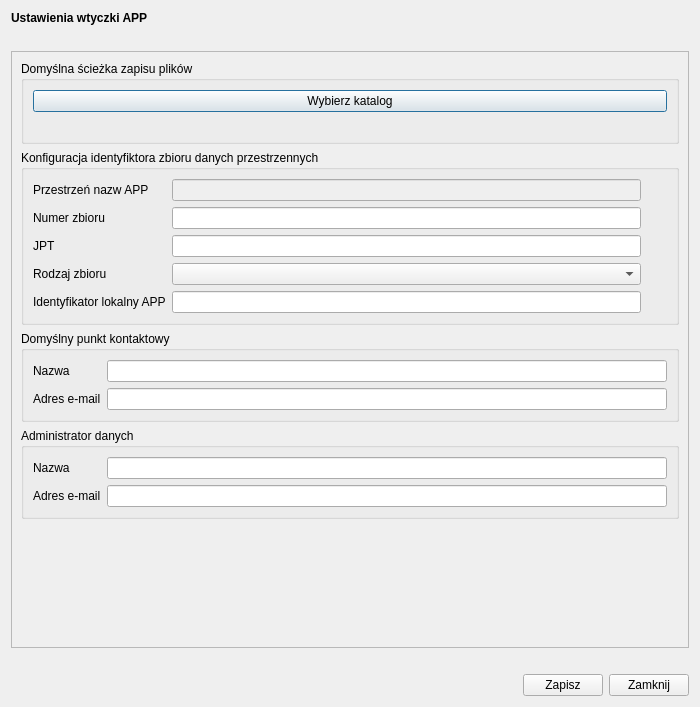
This is modules/settings/views/ui/ustawienia_dialog_base.ui in CyfryzacjaAPP/wtyczka_qgis_app_2 as Qt 5 draws it before an edit. The edited form follows.
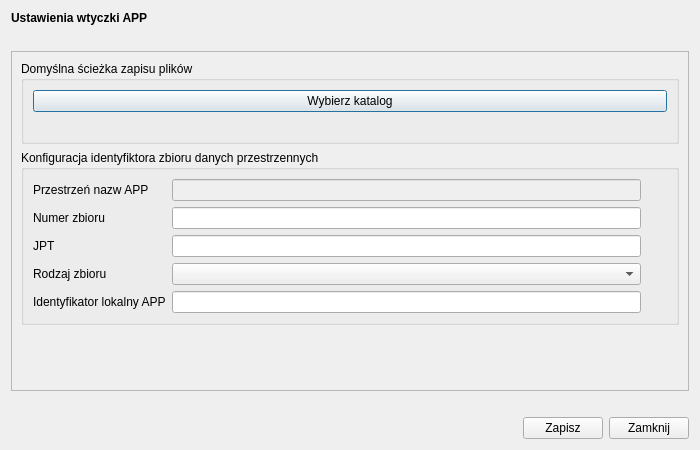
This is the edited form. Icons and pictures are not drawn. Custom widgets are drawn as their Qt base class.

What changed in the file:
```diff
--- a/modules/settings/views/ui/ustawienia_dialog_base.ui
+++ b/modules/settings/views/ui/ustawienia_dialog_base.ui
@@ -10,7 +10,7 @@
     <x>0</x>
     <y>0</y>
     <width>700</width>
-    <height>707</height>
+    <height>450</height>
    </rect>
   </property>
   <property name="minimumSize">
@@ -61,7 +61,7 @@
             <x>0</x>
             <y>0</y>
             <width>676</width>
-            <height>581</height>
+            <height>324</height>
            </rect>
           </property>
           <layout class="QVBoxLayout" name="verticalLayout_2">
@@ -265,88 +265,6 @@
              </layout>
             </widget>
            </item>
-           <item>
-            <widget class="QgsCollapsibleGroupBox" name="verticalGroupBox">
-             <property name="title">
-              <string>Domyślny punkt kontaktowy</string>
-             </property>
-             <layout class="QVBoxLayout" name="verticalLayout_3">
-              <item>
-               <layout class="QGridLayout" name="gridLayout_2">
-                <item row="1" column="1">
-                 <widget class="QgsFilterLineEdit" name="contactMail_lineEdit">
-                  <property name="qgisRelation" stdset="0">
-                   <string notr="true"/>
-                  </property>
-                 </widget>
-                </item>
-                <item row="1" column="0">
-                 <widget class="QLabel" name="contactMail_lbl">
-                  <property name="text">
-                   <string>Adres e-mail</string>
-                  </property>
-                 </widget>
-                </item>
-                <item row="0" column="0">
-                 <widget class="QLabel" name="contactName_lbl">
-                  <property name="text">
-                   <string>Nazwa       </string>
-                  </property>
-                 </widget>
-                </item>
-                <item row="0" column="1">
-                 <widget class="QgsFilterLineEdit" name="contactName_lineEdit">
-                  <property name="qgisRelation" stdset="0">
-                   <string notr="true"/>
-                  </property>
-                 </widget>
-                </item>
-               </layout>
-              </item>
-             </layout>
-            </widget>
-           </item>
-           <item>
-            <widget class="QgsCollapsibleGroupBox" name="verticalGroupBox">
-             <property name="title">
-              <string>Administrator danych</string>
-             </property>
-             <layout class="QVBoxLayout" name="verticalLayout_3">
-              <item>
-               <layout class="QGridLayout" name="gridLayout_2">
-                <item row="1" column="1">
-                 <widget class="QgsFilterLineEdit" name="adminMail_lineEdit">
-                  <property name="qgisRelation" stdset="0">
-                   <string notr="true"/>
-                  </property>
-                 </widget>
-                </item>
-                <item row="1" column="0">
-                 <widget class="QLabel" name="adminMail_lbl">
-                  <property name="text">
-                   <string>Adres e-mail</string>
-                  </property>
-                 </widget>
-                </item>
-                <item row="0" column="0">
-                 <widget class="QLabel" name="adminName_lbl">
-                  <property name="text">
-                   <string>Nazwa       </string>
-                  </property>
-                 </widget>
-                </item>
-                <item row="0" column="1">
-                 <widget class="QgsFilterLineEdit" name="adminName_lineEdit">
-                  <property name="qgisRelation" stdset="0">
-                   <string notr="true"/>
-                  </property>
-                 </widget>
-                </item>
-               </layout>
-              </item>
-             </layout>
-            </widget>
-           </item>
            <item>
             <spacer name="verticalSpacer">
              <property name="orientation">
```
Left out of the diff: 4 changed lines with no effect on the pictures.
